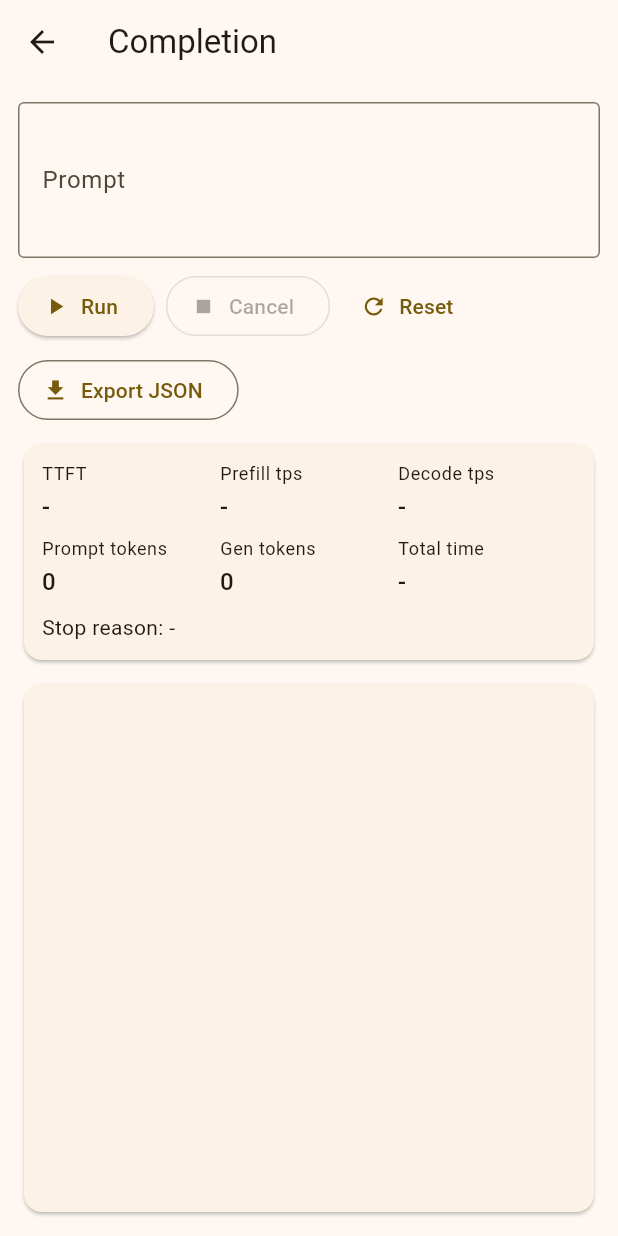
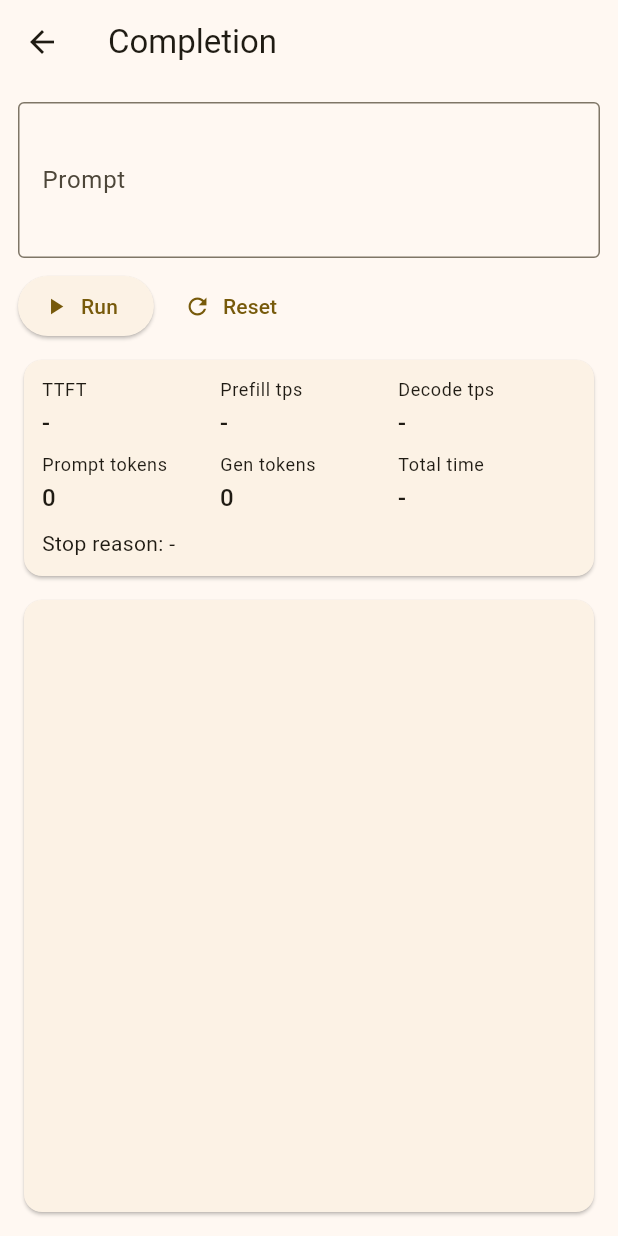
Before and after one commit to ai-twinkle/little_star_app, a Flutter app: the CompletionScreen screen opened directly, on a phone screen of 412 x 824 dp. Run offline on Flutter 3.47's test engine with Material 3 defaults, Android fonts, the phone set to English and light mode, and no system bars; our stand-ins replace permission_handler; missing offline and left inert: dart:ffi.

Commit message:
refactor: Update main.dart and CompletionScreen for improved structure and functionality
* Swapped the home screen widget from HomePage to HomeScreen for better organization.
* Updated the model path in CompletionScreen to point to the new Llama model file.
* Refactored button logic in CompletionScreen to streamline user interactions and improve clarity.
* Commented out unused code for clipboard export and progress indicator to reduce clutter.

```diff
--- a/lib/main.dart
+++ b/lib/main.dart
@@ -1,6 +1,6 @@
 import 'package:flutter/material.dart';
-import 'package:little_star_app/pages/home_page.dart';
-// import 'package:little_star_app/ui/home/widgets/home_screen.dart';
+// import 'package:little_star_app/pages/home_page.dart';
+import 'package:little_star_app/ui/home/widgets/home_screen.dart';
 
 void main() {
   runApp(const LittleStarApp());
@@ -17,8 +17,8 @@ class LittleStarApp extends StatelessWidget {
         colorScheme: ColorScheme.fromSeed(seedColor: Colors.amber),
         useMaterial3: true,
       ),
-      home: const HomePage(),
-      // home: const HomeScreen(),
+      // home: const HomePage(),
+      home: const HomeScreen(),
     );
   }
 }
--- a/lib/ui/completion/widgets/completion_screen.dart
+++ b/lib/ui/completion/widgets/completion_screen.dart
@@ -12,7 +12,7 @@ class CompletionScreen extends StatefulWidget {
 }
 
 class _CompletionScreenState extends State<CompletionScreen> {
-  final CompletionViewModel viewModel = CompletionViewModel(modelPath: 'models/llama-3.1-8b-instruct.gguf');
+  final CompletionViewModel viewModel = CompletionViewModel(modelPath: '/storage/emulated/0/Download/Llama-3.2-3B-F1-Reasoning-Instruct-Q3_K_M.gguf');
 
   final _promptController = TextEditingController();
   final _outputScroll = ScrollController();
@@ -30,7 +30,7 @@ class _CompletionScreenState extends State<CompletionScreen> {
     final ms = d.inMilliseconds;
     if (ms < 1000) return '${ms}ms';
     final s = (ms / 1000.0);
-    return s.toStringAsFixed(2) + 's';
+    return '${s.toStringAsFixed(2)}s';
   }
 
   String _fmtDouble(double? v, {int frac = 2}) {
@@ -75,24 +75,21 @@ class _CompletionScreenState extends State<CompletionScreen> {
                   children: [
                     ElevatedButton.icon(
                       onPressed: viewModel.isRunning
-                          ? null
+                          ? () {
+                            viewModel.cancel();
+                          }
                           : () {
                               FocusScope.of(context).unfocus();
                               final prompt = _promptController.text.trim();
                               if (prompt.isEmpty) return;
                               viewModel.startCompletion(prompt, maxTokens: 256);
                             },
-                      icon: const Icon(Icons.play_arrow),
-                      label: const Text('Run'),
-                    ),
-                    OutlinedButton.icon(
-                      onPressed: viewModel.isRunning
-                          ? () {
-                              viewModel.cancel();
-                            }
-                          : null,
-                      icon: const Icon(Icons.stop),
-                      label: const Text('Cancel'),
+                      icon: !viewModel.isRunning
+                          ? const Icon(Icons.play_arrow)
+                          : const Icon(Icons.stop),
+                      label: !viewModel.isRunning
+                          ? const Text('Run')
+                          : const Text('Cancel'),
                     ),
                     TextButton.icon(
                       onPressed: () {
@@ -101,18 +98,18 @@ class _CompletionScreenState extends State<CompletionScreen> {
                       icon: const Icon(Icons.refresh),
                       label: const Text('Reset'),
                     ),
-                    OutlinedButton.icon(
-                      onPressed: () async {
-                        final json = viewModel.exportMetricsJson();
-                        await Clipboard.setData(ClipboardData(text: json));
-                        if (!mounted) return;
-                        ScaffoldMessenger.of(context).showSnackBar(
-                          const SnackBar(content: Text('Metrics JSON copied to clipboard')),
-                        );
-                      },
-                      icon: const Icon(Icons.file_download),
-                      label: const Text('Export JSON'),
-                    ),
+                    // OutlinedButton.icon(
+                    //   onPressed: () async {
+                    //     final json = viewModel.exportMetricsJson();
+                    //     await Clipboard.setData(ClipboardData(text: json));
+                    //     if (!mounted) return;
+                    //     ScaffoldMessenger.of(context).showSnackBar(
+                    //       const SnackBar(content: Text('Metrics JSON copied to clipboard')),
+                    //     );
+                    //   },
+                    //   icon: const Icon(Icons.file_download),
+                    //   label: const Text('Export JSON'),
+                    // ),
                   ],
                 ),
                 const SizedBox(height: 8),
@@ -139,10 +136,10 @@ class _CompletionScreenState extends State<CompletionScreen> {
                         ),
                         const SizedBox(height: 8),
                         Text('Stop reason: ${viewModel.stopReason ?? '-'}'),
-                        if (viewModel.isRunning) const Padding(
-                          padding: EdgeInsets.only(top: 8.0),
-                          child: LinearProgressIndicator(minHeight: 3),
-                        ),
+                        // if (viewModel.isRunning) const Padding(
+                        //   padding: EdgeInsets.only(top: 8.0),
+                        //   child: LinearProgressIndicator(minHeight: 3),
+                        // ),
                       ],
                     ),
                   ),
```
